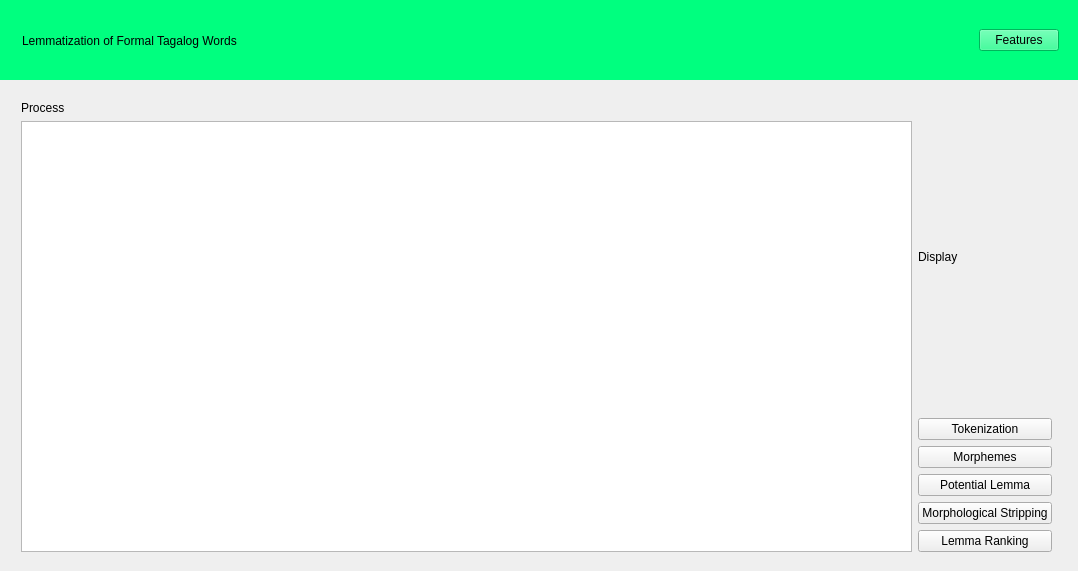
Before: the Qt Designer form sample.ui in luimartin/TagLemma, drawn with Qt 5.
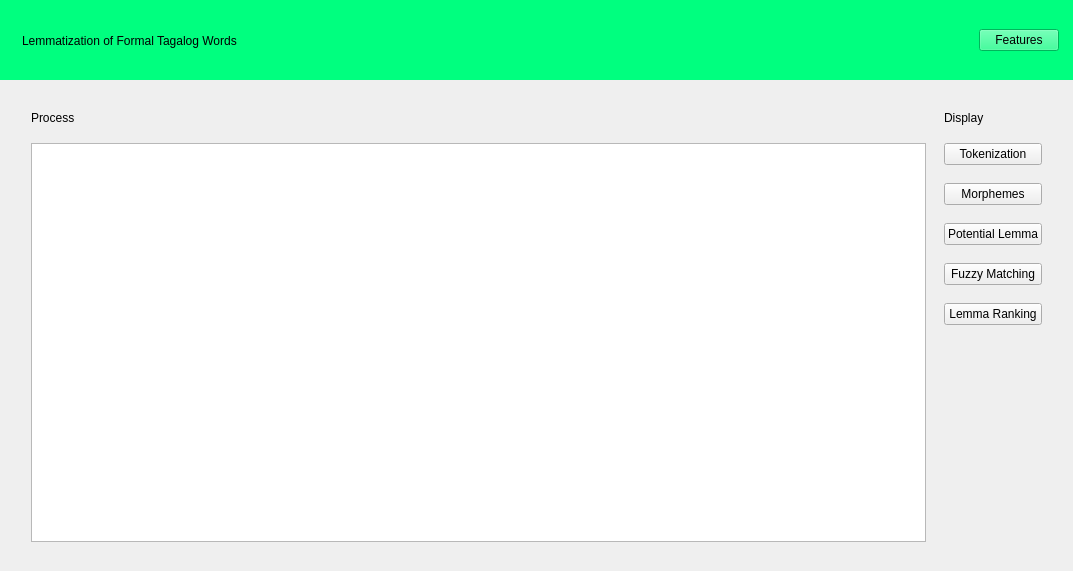
After: the same form once the commit is applied. The open tabs and pages were chosen to show the change.

Diff of the .ui file:
```diff
--- a/sample.ui
+++ b/sample.ui
@@ -6,7 +6,7 @@
    <rect>
     <x>0</x>
     <y>0</y>
-    <width>1078</width>
+    <width>1073</width>
     <height>571</height>
    </rect>
   </property>
@@ -236,16 +236,19 @@
      </widget>
     </widget>
     <widget class="QWidget" name="processPage">
-     <widget class="QWidget" name="">
+     <widget class="QWidget" name="layoutWidget">
       <property name="geometry">
        <rect>
-        <x>21</x>
-        <y>21</y>
-        <width>1031</width>
-        <height>451</height>
+        <x>31</x>
+        <y>31</y>
+        <width>1011</width>
+        <height>431</height>
        </rect>
       </property>
       <layout class="QHBoxLayout" name="horizontalLayout_6">
+       <property name="spacing">
+        <number>18</number>
+       </property>
        <item>
         <layout class="QVBoxLayout" name="verticalLayout_7">
          <item>
@@ -299,7 +302,7 @@
          <item>
           <widget class="QPushButton" name="morphBtn">
            <property name="text">
-            <string>Morphological Stripping</string>
+            <string>Fuzzy Matching</string>
            </property>
           </widget>
          </item>
@@ -310,6 +313,19 @@
            </property>
           </widget>
          </item>
+         <item>
+          <spacer name="verticalSpacer">
+           <property name="orientation">
+            <enum>Qt::Vertical</enum>
+           </property>
+           <property name="sizeHint" stdset="0">
+            <size>
+             <width>20</width>
+             <height>40</height>
+            </size>
+           </property>
+          </spacer>
+         </item>
         </layout>
        </item>
       </layout>
```
Left out of the diff: 43 changed lines with no effect on the pictures.
